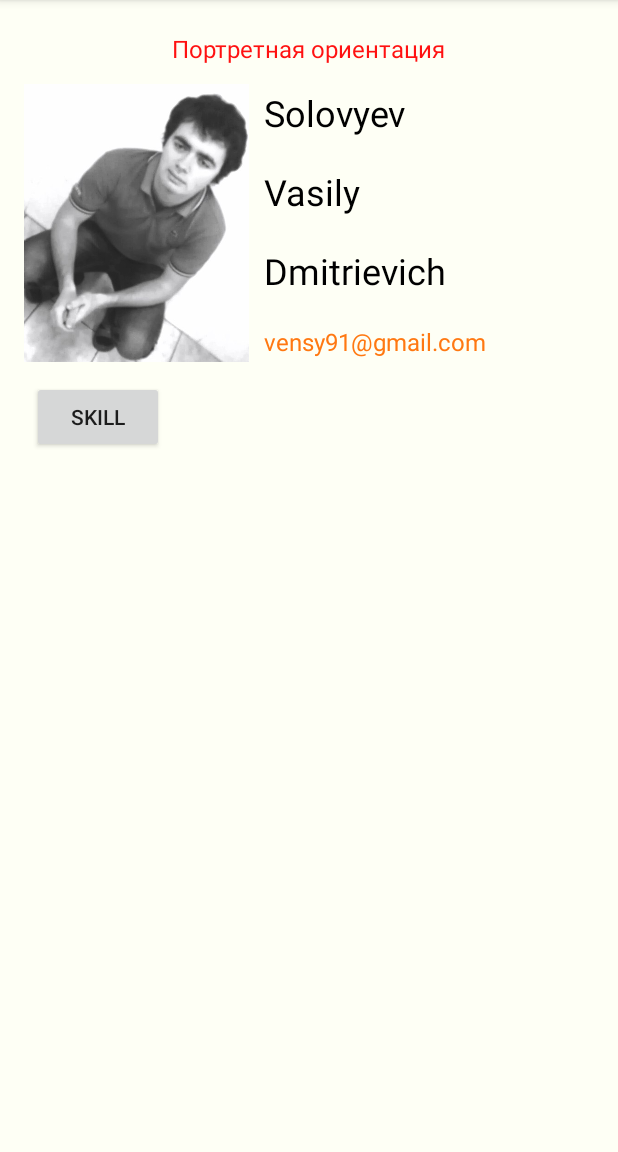
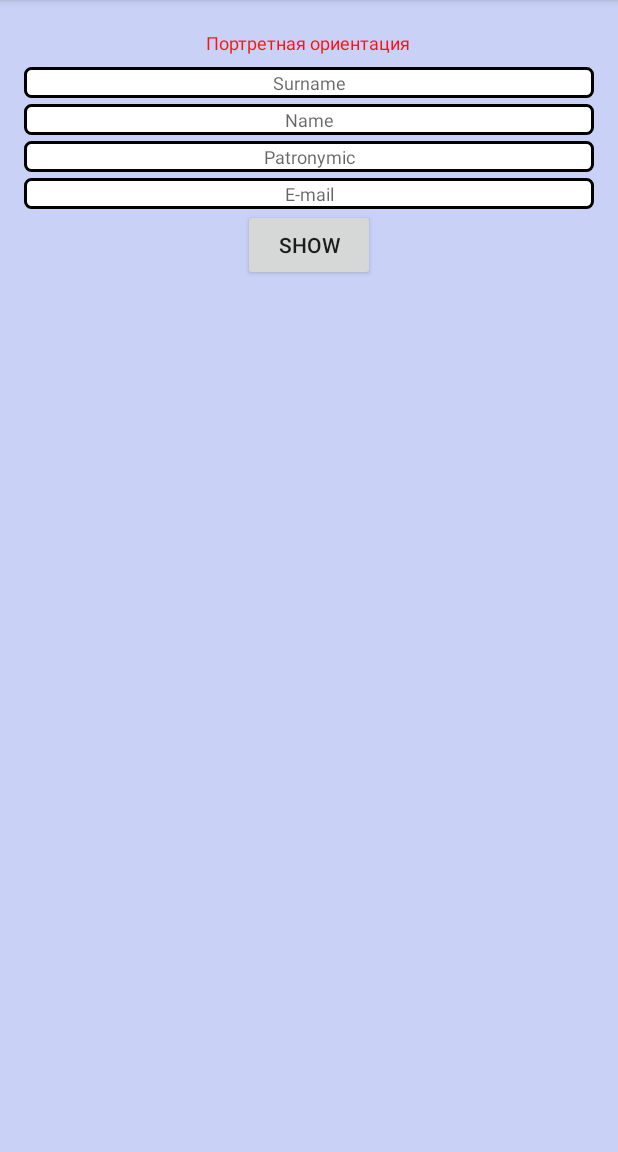
Before and after one commit to vensy91/AboutMe, an Android app: the screen it shows after launch (MainActivity), on a phone screen of 412 x 824 dp, the part 84-1236 px from its top. Run offline under Robolectric (Android 15) with nearby library versions, the phone set to English and light mode, and no system bars.

Commit message:
Lesson3
Android1

```diff
--- a/app/src/main/java/vensy/aboutme/MainActivity.java
+++ b/app/src/main/java/vensy/aboutme/MainActivity.java
@@ -1,29 +1,78 @@
 package vensy.aboutme;
 
+import android.content.Intent;
 import android.support.v7.app.AppCompatActivity;
 import android.os.Bundle;
+import android.text.Layout;
 import android.view.View;
+import android.view.animation.Animation;
+import android.view.animation.AnimationUtils;
+import android.widget.Button;
+import android.widget.EditText;
+import android.widget.ImageView;
 import android.widget.TextView;
 
 public class MainActivity extends AppCompatActivity {
 
-    TextView text_skills;
-    String [] skills;
-    int i = 0;
+    ImageView photo;
+    Button btn_skill;
+    TextView name, surname, patronymic, email;
+    EditText edit_name, edit_surname, edit_patronymic, edit_email;
+    Animation fade_in;
 
     @Override
     protected void onCreate(Bundle savedInstanceState) {
         super.onCreate(savedInstanceState);
         setContentView(R.layout.activity_main);
 
-        text_skills = (TextView) findViewById(R.id.skills);
-        skills = getResources().getStringArray(R.array.skills);
+        photo = (ImageView) findViewById(R.id.photo);
+        name = (TextView) findViewById(R.id.name);
+        surname = (TextView) findViewById(R.id.surname);
+        patronymic = (TextView) findViewById(R.id.patronymic);
+        email = (TextView) findViewById(R.id.email);
+        edit_name = (EditText) findViewById(R.id.edit_name);
+        edit_surname = (EditText) findViewById(R.id.edit_surname);
+        edit_patronymic = (EditText) findViewById(R.id.edit_patronymic);
+        edit_email = (EditText) findViewById(R.id.edit_email);
+        btn_skill = (Button) findViewById(R.id.btn_skill);
+        fade_in = AnimationUtils.loadAnimation(this, R.anim.fadein);
+        fade_in.setAnimationListener(new Animation.AnimationListener() {
+            @Override
+            public void onAnimationStart(Animation animation) {
+            }
+
+            @Override
+            public void onAnimationEnd(Animation animation) {
+                photo.setVisibility(View.VISIBLE);
+                name.setVisibility(View.VISIBLE);
+                surname.setVisibility(View.VISIBLE);
+                patronymic.setVisibility(View.VISIBLE);
+                email.setVisibility(View.VISIBLE);
+                btn_skill.setVisibility(View.VISIBLE);
+            }
+
+            @Override
+            public void onAnimationRepeat(Animation animation) {
+            }
+        });
+
     }
 
-    public void onBtnClick(View view) {
-        if (i<skills.length) {
-            text_skills.append(skills[i] + "\n\n");
-            i+=1;
-        }
+    public void onBtnClickShow(View view) {
+        name.setText(edit_name.getText().toString());
+        name.startAnimation(fade_in);
+        surname.setText(edit_surname.getText().toString());
+        surname.startAnimation(fade_in);
+        patronymic.setText(edit_patronymic.getText().toString());
+        patronymic.startAnimation(fade_in);
+        email.setText(edit_email.getText().toString());
+        email.startAnimation(fade_in);
+        photo.startAnimation(fade_in);
+        btn_skill.startAnimation(fade_in);
+    }
+
+    public void onBtnClickSkill(View view) {
+        Intent intent = new Intent(this, SkillsActivity.class);
+        startActivity(intent);
     }
 }
--- /dev/null
+++ b/app/src/main/java/vensy/aboutme/SkillsActivity.java
@@ -0,0 +1,35 @@
+package vensy.aboutme;
+
+import android.content.Intent;
+import android.os.Bundle;
+import android.support.annotation.Nullable;
+import android.support.v7.app.AppCompatActivity;
+import android.view.View;
+import android.widget.ArrayAdapter;
+import android.widget.ListView;
+
+/**
+ * Created by vensy on 11.08.2016.
+ */
+public class SkillsActivity extends AppCompatActivity {
+
+    ListView list;
+    String [] skills;
+
+    @Override
+    protected void onCreate(@Nullable Bundle savedInstanceState) {
+        super.onCreate(savedInstanceState);
+        setContentView(R.layout.activity_skills);
+
+        list = (ListView) findViewById(R.id.list_skill);
+        skills = getResources().getStringArray(R.array.skills);
+
+        ArrayAdapter<String> adapter = new ArrayAdapter<>(this, android.R.layout.simple_list_item_1, skills);
+        list.setAdapter(adapter);
+    }
+
+    public void onBtnClickBack(View view) {
+        Intent intent = new Intent(this, MainActivity.class);
+        startActivity(intent);
+    }
+}
--- /dev/null
+++ b/app/src/main/res/drawable/frame.xml
@@ -0,0 +1,8 @@
+<?xml version="1.0" encoding="utf-8"?>
+<shape xmlns:android="http://schemas.android.com/apk/res/android">
+    <solid android:color="#FFF"/>
+    <corners android:radius="4dp"/>
+    <stroke
+        android:width="2dp"
+        android:color="#000"/>
+</shape>
--- a/app/src/main/res/layout-land/activity_main.xml
+++ b/app/src/main/res/layout-land/activity_main.xml
@@ -17,82 +17,143 @@
         android:layout_height="wrap_content"
         android:text="@string/my_txt"
         android:id="@+id/my_txt"
-        android:layout_margin="@dimen/small_margin"
+        android:layout_margin="@dimen/large_margin"
         android:layout_centerHorizontal="true" />
 
+    <EditText
+        android:background="@drawable/frame"
+        android:gravity="center"
+        android:textSize="@dimen/small"
+        android:layout_width="@dimen/edit_text"
+        android:layout_height="wrap_content"
+        android:inputType="textPersonName"
+        android:hint="@string/hint_surname"
+        android:ems="10"
+        android:id="@+id/edit_surname"
+        android:layout_below="@id/my_txt"
+        android:layout_marginTop="@dimen/large_margin"
+        android:padding="@dimen/small_margin"/>
+
+    <EditText
+        android:background="@drawable/frame"
+        android:gravity="center"
+        android:textSize="@dimen/small"
+        android:layout_width="@dimen/edit_text"
+        android:layout_height="wrap_content"
+        android:inputType="textPersonName"
+        android:hint="@string/hint_name"
+        android:ems="10"
+        android:id="@+id/edit_name"
+        android:layout_below="@id/edit_surname"
+        android:layout_marginTop="@dimen/large_margin"
+        android:padding="@dimen/small_margin"/>
+
+    <EditText
+        android:background="@drawable/frame"
+        android:gravity="center"
+        android:textSize="@dimen/small"
+        android:layout_width="@dimen/edit_text"
+        android:layout_height="wrap_content"
+        android:inputType="textPersonName"
+        android:hint="@string/hint_patronymic"
+        android:ems="10"
+        android:id="@+id/edit_patronymic"
+        android:layout_below="@id/edit_name"
+        android:layout_marginTop="@dimen/large_margin"
+        android:padding="@dimen/small_margin"/>
+
+    <EditText
+        android:background="@drawable/frame"
+        android:gravity="center"
+        android:textSize="@dimen/small"
+        android:layout_width="@dimen/edit_text"
+        android:layout_height="wrap_content"
+        android:inputType="textEmailAddress"
+        android:hint="@string/hint_email"
+        android:ems="10"
+        android:id="@+id/edit_email"
+        android:layout_below="@id/edit_patronymic"
+        android:layout_marginTop="@dimen/large_margin"
+        android:padding="@dimen/small_margin"/>
+
+    <Button
+        android:onClick="onBtnClickShow"
+        android:layout_width="wrap_content"
+        android:layout_height="wrap_content"
+        android:text="@string/btn_show"
+        android:id="@+id/btn_show"
+        android:layout_below="@id/edit_email"/>
+
+    <LinearLayout
+        android:orientation="horizontal"
+        android:layout_width="match_parent"
+        android:layout_height="match_parent"
+        android:layout_below="@+id/my_txt"
+        android:layout_toEndOf="@id/edit_name"
+        android:layout_toRightOf="@id/edit_name">
+
         <ImageView
+            android:visibility="invisible"
             android:layout_width="@dimen/photo_width"
             android:layout_height="@dimen/photo_height"
             android:id="@+id/photo"
-        android:src="@drawable/photo"
-        android:layout_below="@+id/my_txt" />
+            android:src="@drawable/photo" />
+
+        <LinearLayout
+            android:orientation="vertical"
+            android:layout_width="wrap_content"
+            android:layout_height="match_parent">
 
             <TextView
+                android:visibility="invisible"
                 android:textColor="@color/black"
                 android:textSize="@dimen/large"
                 android:layout_width="wrap_content"
                 android:layout_height="wrap_content"
-        android:text="@string/surname"
+                android:text=""
                 android:id="@+id/surname"
-        android:layout_below="@+id/my_txt"
-        android:layout_toRightOf="@id/photo"
                 android:layout_margin="@dimen/large_margin" />
 
             <TextView
+                android:visibility="invisible"
                 android:textColor="@color/black"
                 android:textSize="@dimen/large"
                 android:layout_width="wrap_content"
                 android:layout_height="wrap_content"
-        android:text="@string/name"
+                android:text=""
                 android:id="@+id/name"
-        android:layout_toRightOf="@id/photo"
-        android:layout_below="@id/surname"
                 android:layout_margin="@dimen/large_margin" />
 
             <TextView
+                android:visibility="invisible"
                 android:textColor="@color/black"
                 android:textSize="@dimen/large"
                 android:layout_width="wrap_content"
                 android:layout_height="wrap_content"
-        android:text="@string/patronymic"
+                android:text=""
                 android:id="@+id/patronymic"
-        android:layout_toRightOf="@id/photo"
-        android:layout_below="@id/name"
                 android:layout_margin="@dimen/large_margin" />
 
             <TextView
-        android:textColor="@color/email_color"
+                android:visibility="invisible"
+                android:textColor="@color/blue"
                 android:textSize="@dimen/small"
                 android:layout_width="wrap_content"
                 android:layout_height="wrap_content"
-        android:text="@string/email"
+                android:text=""
                 android:id="@+id/email"
-        android:layout_toRightOf="@id/photo"
-        android:layout_below="@id/patronymic"
                 android:layout_margin="@dimen/large_margin" />
 
             <Button
-        android:onClick="onBtnClick"
+                android:visibility="invisible"
+                android:onClick="onBtnClickSkill"
                 android:layout_width="wrap_content"
                 android:layout_height="wrap_content"
-        android:id="@+id/btn_skill"
-        android:layout_below="@id/my_txt"
-        android:layout_alignParentRight="true"
-        android:text="Skill"
-        android:layout_margin="@dimen/small_margin"/>
+                android:text="@string/btn_skill"
+                android:id="@+id/btn_skill" />
 
-    <TextView
-        android:textColor="@color/skill_color"
-        android:textSize="@dimen/large"
-        android:layout_width="wrap_content"
-        android:layout_height="wrap_content"
-        android:text=""
-        android:id="@+id/skills"
-        android:layout_below="@+id/btn_skill"
-        android:layout_alignParentRight="true"
-        android:layout_toRightOf="@id/email"
-        android:layout_toEndOf="@id/email"
-        android:layout_margin="@dimen/large_margin"
-        android:gravity="right" />
+        </LinearLayout>
+
+    </LinearLayout>
 
 </RelativeLayout>
--- /dev/null
+++ b/app/src/main/res/layout-land/activity_skills.xml
@@ -0,0 +1,36 @@
+<?xml version="1.0" encoding="utf-8"?>
+<RelativeLayout xmlns:android="http://schemas.android.com/apk/res/android"
+    android:orientation="vertical" android:layout_width="match_parent"
+    android:layout_height="match_parent"
+    android:background="@color/background_color">
+
+    <TextView
+        android:textColor="@color/skill_color"
+        android:textSize="@dimen/large"
+        android:layout_width="wrap_content"
+        android:layout_height="wrap_content"
+        android:text="@string/skill"
+        android:id="@+id/skills"
+        android:layout_centerHorizontal="true"
+        android:layout_alignParentTop="true"
+        android:layout_margin="@dimen/large_margin"/>
+
+    <ListView
+        android:layout_width="match_parent"
+        android:layout_height="wrap_content"
+        android:id="@+id/list_skill"
+        android:layout_below="@id/skills"
+        android:padding="@dimen/large_margin" />
+
+    <Button
+        android:onClick="onBtnClickBack"
+        style="?android:attr/buttonStyleSmall"
+        android:layout_width="wrap_content"
+        android:layout_height="wrap_content"
+        android:text="@string/btn_back"
+        android:id="@+id/btn_back"
+        android:layout_above="@id/list_skill"
+        android:layout_alignParentRight="true"
+        android:layout_alignParentEnd="true" />
+
+</RelativeLayout>
--- a/app/src/main/res/layout/activity_main.xml
+++ b/app/src/main/res/layout/activity_main.xml
@@ -17,77 +17,146 @@
         android:layout_height="wrap_content"
         android:text="@string/my_txt"
         android:id="@+id/my_txt"
-        android:layout_margin="@dimen/small_margin"
+        android:layout_margin="@dimen/large_margin"
         android:layout_centerHorizontal="true" />
 
+    <EditText
+        android:background="@drawable/frame"
+        android:gravity="center"
+        android:textSize="@dimen/small"
+        android:layout_width="match_parent"
+        android:layout_height="wrap_content"
+        android:inputType="textPersonName"
+        android:hint="@string/hint_surname"
+        android:ems="10"
+        android:id="@+id/edit_surname"
+        android:layout_below="@id/my_txt"
+        android:layout_marginTop="@dimen/large_margin"
+        android:padding="@dimen/small_margin"/>
+
+    <EditText
+        android:background="@drawable/frame"
+        android:gravity="center"
+        android:textSize="@dimen/small"
+        android:layout_width="match_parent"
+        android:layout_height="wrap_content"
+        android:inputType="textPersonName"
+        android:hint="@string/hint_name"
+        android:ems="10"
+        android:id="@+id/edit_name"
+        android:layout_below="@id/edit_surname"
+        android:layout_marginTop="@dimen/large_margin"
+        android:padding="@dimen/small_margin"/>
+
+    <EditText
+        android:background="@drawable/frame"
+        android:gravity="center"
+        android:textSize="@dimen/small"
+        android:layout_width="match_parent"
+        android:layout_height="wrap_content"
+        android:inputType="textPersonName"
+        android:hint="@string/hint_patronymic"
+        android:ems="10"
+        android:id="@+id/edit_patronymic"
+        android:layout_below="@id/edit_name"
+        android:layout_marginTop="@dimen/large_margin"
+        android:padding="@dimen/small_margin"/>
+
+    <EditText
+        android:background="@drawable/frame"
+        android:gravity="center"
+        android:textSize="@dimen/small"
+        android:layout_width="match_parent"
+        android:layout_height="wrap_content"
+        android:inputType="textEmailAddress"
+        android:hint="@string/hint_email"
+        android:ems="10"
+        android:id="@+id/edit_email"
+        android:layout_below="@id/edit_patronymic"
+        android:layout_marginTop="@dimen/large_margin"
+        android:padding="@dimen/small_margin"/>
+
+    <Button
+        android:onClick="onBtnClickShow"
+        android:layout_width="wrap_content"
+        android:layout_height="wrap_content"
+        android:text="@string/btn_show"
+        android:id="@+id/btn_show"
+        android:layout_below="@id/edit_email"
+        android:layout_centerHorizontal="true" />
+
+    <LinearLayout
+        android:id="@+id/linear_layout"
+        android:orientation="horizontal"
+        android:layout_width="match_parent"
+        android:layout_height="wrap_content"
+        android:layout_below="@id/btn_show"
+        android:layout_marginTop="@dimen/layout_margin"
+        >
+
         <ImageView
+            android:visibility="invisible"
             android:layout_width="@dimen/photo_width"
             android:layout_height="@dimen/photo_height"
             android:id="@+id/photo"
-        android:src="@drawable/photo"
-        android:layout_below="@+id/my_txt" />
+            android:src="@drawable/photo" />
+
+        <LinearLayout
+            android:orientation="vertical"
+            android:layout_width="wrap_content"
+            android:layout_height="wrap_content">
 
             <TextView
+                android:visibility="invisible"
                 android:textColor="@color/black"
                 android:textSize="@dimen/large"
                 android:layout_width="wrap_content"
                 android:layout_height="wrap_content"
-        android:text="@string/surname"
+                android:text=""
                 android:id="@+id/surname"
-        android:layout_below="@+id/my_txt"
-        android:layout_toRightOf="@id/photo"
                 android:layout_margin="@dimen/large_margin" />
 
             <TextView
+                android:visibility="invisible"
                 android:textColor="@color/black"
                 android:textSize="@dimen/large"
                 android:layout_width="wrap_content"
                 android:layout_height="wrap_content"
-        android:text="@string/name"
+                android:text=""
                 android:id="@+id/name"
-        android:layout_toRightOf="@id/photo"
-        android:layout_below="@id/surname"
                 android:layout_margin="@dimen/large_margin" />
 
             <TextView
+                android:visibility="invisible"
                 android:textColor="@color/black"
                 android:textSize="@dimen/large"
                 android:layout_width="wrap_content"
                 android:layout_height="wrap_content"
-        android:text="@string/patronymic"
+                android:text=""
                 android:id="@+id/patronymic"
-        android:layout_toRightOf="@id/photo"
-        android:layout_below="@id/name"
                 android:layout_margin="@dimen/large_margin" />
 
             <TextView
-        android:textColor="@color/email_color"
+                android:visibility="invisible"
+                android:textColor="@color/blue"
                 android:textSize="@dimen/small"
                 android:layout_width="wrap_content"
                 android:layout_height="wrap_content"
-        android:text="@string/email"
+                android:text=""
                 android:id="@+id/email"
-        android:layout_toRightOf="@id/photo"
-        android:layout_below="@id/patronymic"
                 android:layout_margin="@dimen/large_margin" />
 
             <Button
-        android:onClick="onBtnClick"
+                android:visibility="invisible"
+                android:onClick="onBtnClickSkill"
+                style="?android:attr/buttonStyleSmall"
                 android:layout_width="wrap_content"
                 android:layout_height="wrap_content"
-        android:id="@+id/btn_skill"
-        android:layout_below="@id/photo"
-        android:text="Skill"
-        android:layout_margin="@dimen/small_margin"/>
+                android:text="@string/btn_skill"
+                android:id="@+id/btn_skill" />
 
-    <TextView
-        android:textColor="@color/skill_color"
-        android:textSize="@dimen/large"
-        android:layout_width="wrap_content"
-        android:layout_height="wrap_content"
-        android:text=""
-        android:id="@+id/skills"
-        android:layout_below="@+id/btn_skill"
-        android:layout_margin="@dimen/large_margin" />
+        </LinearLayout>
+
+    </LinearLayout>
 
 </RelativeLayout>
--- /dev/null
+++ b/app/src/main/res/layout/activity_skills.xml
@@ -0,0 +1,37 @@
+<?xml version="1.0" encoding="utf-8"?>
+<RelativeLayout xmlns:android="http://schemas.android.com/apk/res/android"
+    android:orientation="vertical" android:layout_width="match_parent"
+    android:layout_height="match_parent"
+    android:background="@color/background_color">
+
+    <TextView
+        android:textColor="@color/skill_color"
+        android:textSize="@dimen/large"
+        android:layout_width="wrap_content"
+        android:layout_height="wrap_content"
+        android:text="@string/skill"
+        android:id="@+id/skills"
+        android:layout_centerHorizontal="true"
+        android:layout_alignParentTop="true"
+        android:layout_margin="@dimen/large_margin"/>
+
+    <ListView
+        android:layout_width="match_parent"
+        android:layout_height="wrap_content"
+        android:id="@+id/list_skill"
+        android:layout_below="@id/skills"
+        android:padding="@dimen/large_margin" />
+
+    <Button
+        android:onClick="onBtnClickBack"
+        style="?android:attr/buttonStyleSmall"
+        android:layout_width="wrap_content"
+        android:layout_height="wrap_content"
+        android:text="@string/btn_back"
+        android:id="@+id/btn_back"
+        android:layout_above="@id/list_skill"
+        android:layout_alignParentRight="true"
+        android:layout_alignParentEnd="true" />
+
+
+</RelativeLayout>
--- a/app/src/main/res/values-land/colors.xml
+++ b/app/src/main/res/values-land/colors.xml
@@ -15,11 +15,11 @@
     <color name="yellow">#ffee00</color>
 
     <!--Text Colors-->
-    <color name="txt_color">#FF11FF11</color>
+    <color name="txt_color">#FFFF1111</color>
     <color name="email_color">#1115ff</color>
     <color name="skill_color">#fc0004</color>
 
     <!--Background Colors-->
-    <color name="background_color">#717171</color>
+    <color name="background_color">#cad1f7</color>
 
 </resources>
--- a/app/src/main/res/values-land/dimens.xml
+++ b/app/src/main/res/values-land/dimens.xml
@@ -4,15 +4,19 @@
     <dimen name="activity_vertical_margin">16dp</dimen>
 
     <!--Text Size-->
-    <dimen name="large">24dp</dimen>
-    <dimen name="small">16dp</dimen>
+    <dimen name="large">24sp</dimen>
+    <dimen name="medium">16sp</dimen>
+    <dimen name="small">12sp</dimen>
 
-    <!--Margins-->
-    <dimen name="large_margin">10dp</dimen>
-    <dimen name="small_margin">5dp</dimen>
+    <!--Margin & Padding-->
+    <dimen name="layout_margin">48dp</dimen>
+    <dimen name="large_margin">4dp</dimen>
+    <dimen name="small_margin">2dp</dimen>
 
     <!--Photo Size-->
-    <dimen name="photo_width">150dp</dimen>
-    <dimen name="photo_height">200dp</dimen>
+    <dimen name="photo_width">192dp</dimen>
+    <dimen name="photo_height">192dp</dimen>
+
+    <dimen name="edit_text">120dp</dimen>
 
 </resources>
--- a/app/src/main/res/values-land/strings.xml
+++ b/app/src/main/res/values-land/strings.xml
@@ -1,12 +1,26 @@
 <resources>
     <string name="app_name">AboutMe</string>
 
+    <!--Text-->
     <string name="my_txt">Альбомная ориентация</string>
     <string name="surname">Solovyev</string>
     <string name="name">Vasily</string>
     <string name="patronymic">Dmitrievich</string>
     <string name="email">vensy91@gmail.com</string>
+    <string name="skill">Skills</string>
 
+    <!--Buttons-->
+    <string name="btn_show">Show</string>
+    <string name="btn_skill">Skills</string>
+    <string name="btn_back">Back</string>
+
+    <!--Hints-->
+    <string name="hint_name">Name</string>
+    <string name="hint_surname">Surname</string>
+    <string name="hint_patronymic">Patronymic</string>
+    <string name="hint_email">E-mail</string>
+
+    <!--Array-->
     <string-array name="skills">
         <item>Java Level 1</item>
         <item>Java Level 2</item>
--- a/app/src/main/res/values/colors.xml
+++ b/app/src/main/res/values/colors.xml
@@ -16,10 +16,10 @@
 
     <!--Text Colors-->
     <color name="txt_color">#FFFF1111</color>
-    <color name="email_color">#ff7811</color>
+    <color name="email_color">#1115ff</color>
     <color name="skill_color">#0800fc</color>
 
     <!--Background Colors-->
-    <color name="background_color">#fefff5</color>
+    <color name="background_color">#cad1f7</color>
 
 </resources>
--- a/app/src/main/res/values/dimens.xml
+++ b/app/src/main/res/values/dimens.xml
@@ -4,15 +4,19 @@
     <dimen name="activity_vertical_margin">16dp</dimen>
 
     <!--Text Size-->
-    <dimen name="large">24dp</dimen>
-    <dimen name="small">16dp</dimen>
+    <dimen name="large">24sp</dimen>
+    <dimen name="medium">16sp</dimen>
+    <dimen name="small">12sp</dimen>
 
-    <!--Margins-->
-    <dimen name="large_margin">10dp</dimen>
-    <dimen name="small_margin">5dp</dimen>
+    <!--Margin & Padding-->
+    <dimen name="layout_margin">48dp</dimen>
+    <dimen name="large_margin">4dp</dimen>
+    <dimen name="small_margin">2dp</dimen>
 
     <!--Photo Size-->
-    <dimen name="photo_width">150dp</dimen>
-    <dimen name="photo_height">200dp</dimen>
+    <dimen name="photo_width">192dp</dimen>
+    <dimen name="photo_height">192dp</dimen>
+
+    <dimen name="edit_text">120dp</dimen>
 
 </resources>
--- a/app/src/main/res/values/strings.xml
+++ b/app/src/main/res/values/strings.xml
@@ -1,12 +1,26 @@
 <resources>
     <string name="app_name">AboutMe</string>
 
+    <!--Text-->
     <string name="my_txt">Портретная ориентация</string>
     <string name="surname">Solovyev</string>
     <string name="name">Vasily</string>
     <string name="patronymic">Dmitrievich</string>
     <string name="email">vensy91@gmail.com</string>
+    <string name="skill">Skills</string>
 
+    <!--Buttons-->
+    <string name="btn_show">Show</string>
+    <string name="btn_skill">Skills</string>
+    <string name="btn_back">Back</string>
+
+    <!--Hints-->
+    <string name="hint_name">Name</string>
+    <string name="hint_surname">Surname</string>
+    <string name="hint_patronymic">Patronymic</string>
+    <string name="hint_email">E-mail</string>
+
+    <!--Array-->
     <string-array name="skills">
         <item>Java Level 1</item>
         <item>Java Level 2</item>
```
Also changed, not shown: app/src/main/AndroidManifest.xml (+8 -0 lines), app/src/main/res/anim/fadein.xml (added, +11 -0 lines). Lines whose indentation alone changed are shown as unchanged.
